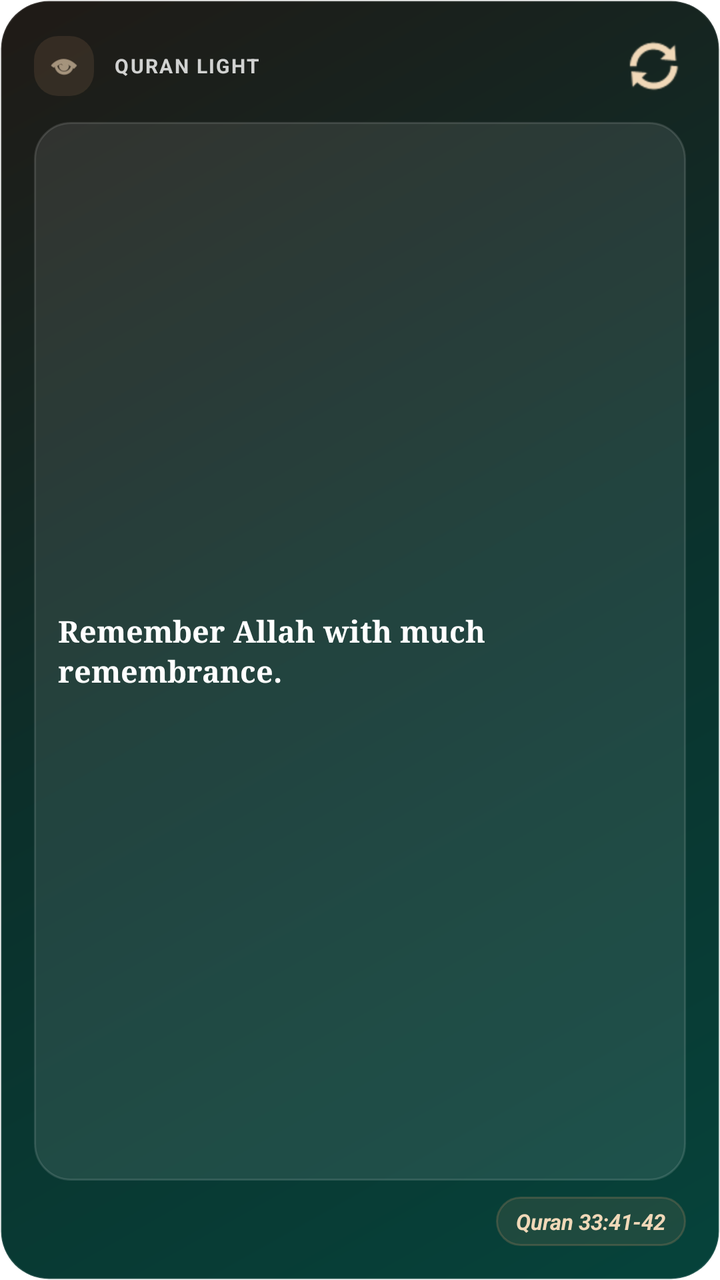
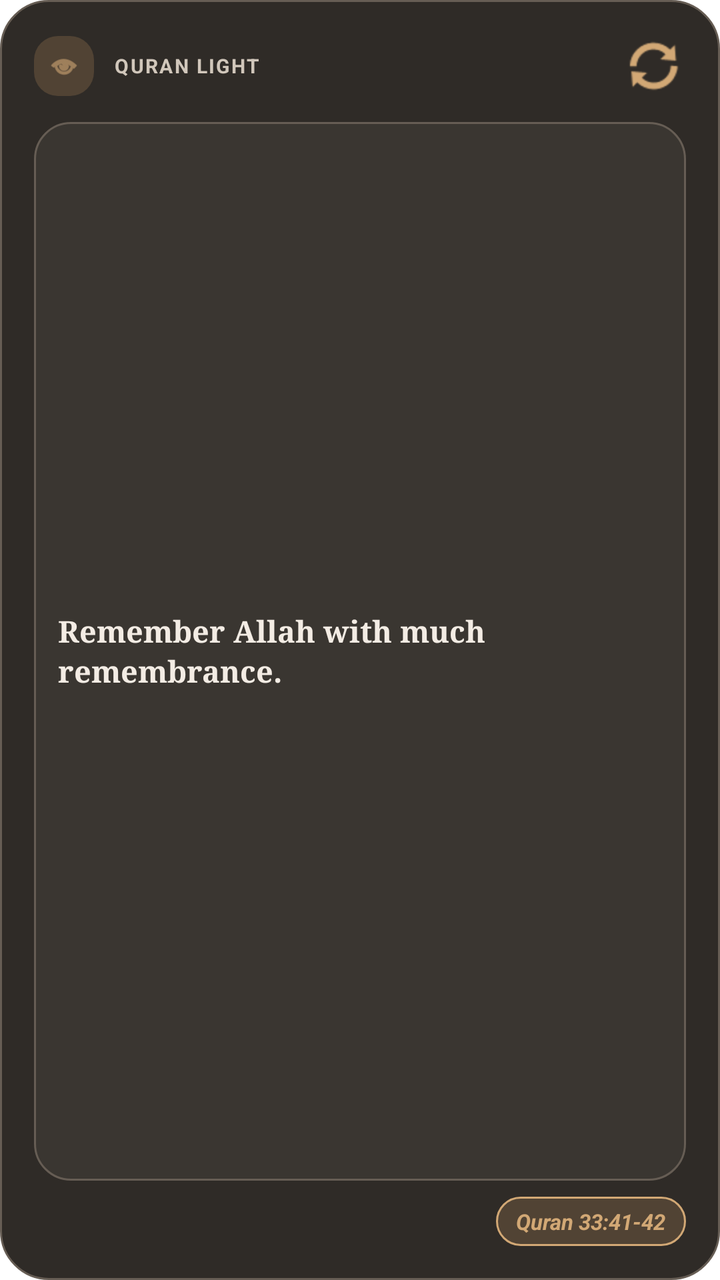

Before-and-after screenshots of an Android layout around one commit, followed by the original layout XML and the change that was made.
<!-- AndroidManifest.xml: fallback theme Theme.MaterialComponents.DayNight.NoActionBar -->
<!-- res/layout/mizan_lock_screen_widget.xml -->
<?xml version="1.0" encoding="utf-8"?>
<LinearLayout xmlns:android="http://schemas.android.com/apk/res/android"
    android:layout_width="match_parent"
    android:layout_height="match_parent"
    android:background="@drawable/widget_card_bg"
    android:gravity="center_vertical"
    android:orientation="vertical"
    android:padding="17dp">

    <LinearLayout
        android:layout_width="match_parent"
        android:layout_height="wrap_content"
        android:gravity="center_vertical"
        android:orientation="horizontal">

        <FrameLayout
            android:layout_width="30dp"
            android:layout_height="30dp"
            android:background="@drawable/widget_icon_bg">

            <ImageView
                android:layout_width="16dp"
                android:layout_height="16dp"
                android:layout_gravity="center"
                android:src="@android:drawable/ic_menu_view"
                android:tint="#FFF0D8B8" />
        </FrameLayout>

        <TextView
            android:id="@+id/widget_label"
            android:layout_width="0dp"
            android:layout_height="wrap_content"
            android:layout_marginStart="10dp"
            android:layout_weight="1"
            android:ellipsize="end"
            android:letterSpacing="0.08"
            android:maxLines="1"
            android:text="QURAN LIGHT"
            android:textColor="#CCFFFFFF"
            android:textSize="10sp"
            android:textStyle="bold" />

        <ImageButton
            android:id="@+id/widget_refresh"
            android:layout_width="32dp"
            android:layout_height="32dp"
            android:background="@android:color/transparent"
            android:contentDescription="Show another reminder"
            android:padding="7dp"
            android:src="@android:drawable/ic_popup_sync"
            android:tint="#FFF0D8B8" />
    </LinearLayout>

    <TextView
        android:id="@+id/widget_text"
        android:layout_width="match_parent"
        android:layout_height="0dp"
        android:layout_marginTop="12dp"
        android:layout_weight="1"
        android:background="@drawable/widget_panel_bg"
        android:ellipsize="end"
        android:fontFamily="serif"
        android:gravity="center_vertical"
        android:lineSpacingMultiplier="1.12"
        android:maxLines="3"
        android:padding="12dp"
        android:text="Remember Allah with much remembrance."
        android:textColor="#FFFFFFFF"
        android:textSize="15sp"
        android:textStyle="bold" />

    <TextView
        android:id="@+id/widget_source"
        android:layout_width="wrap_content"
        android:layout_height="wrap_content"
        android:layout_gravity="end"
        android:layout_marginTop="8dp"
        android:background="@drawable/widget_chip_bg"
        android:ellipsize="end"
        android:maxLines="1"
        android:paddingStart="10dp"
        android:paddingTop="5dp"
        android:paddingEnd="10dp"
        android:paddingBottom="5dp"
        android:text="Quran 33:41-42"
        android:textColor="#FFF0D8B8"
        android:textSize="11sp"
        android:textStyle="bold|italic" />

    <TextView
        android:id="@+id/widget_inline_text"
        android:layout_width="match_parent"
        android:layout_height="wrap_content"
        android:ellipsize="end"
        android:maxLines="1"
        android:text="Remember Allah often"
        android:textColor="#FFFFFFFF"
        android:textSize="13sp"
        android:textStyle="bold"
        android:visibility="gone" />
</LinearLayout>
<!-- resources referenced by this layout -->
<resources>
  <!-- drawable widget_card_bg (drawable) -->
  <?xml version="1.0" encoding="utf-8"?>
  <shape xmlns:android="http://schemas.android.com/apk/res/android">
      <gradient
          android:angle="135"
          android:startColor="#FF06433B"
          android:centerColor="#FF0B302B"
          android:endColor="#FF201A16" />
      <stroke
          android:width="1dp"
          android:color="#22FFFFFF" />
      <corners android:radius="24dp" />
  </shape>
  <!-- drawable widget_chip_bg (drawable) -->
  <?xml version="1.0" encoding="utf-8"?>
  <shape xmlns:android="http://schemas.android.com/apk/res/android">
      <solid android:color="#24B38964" />
      <stroke
          android:width="1dp"
          android:color="#44B38964" />
      <corners android:radius="999dp" />
  </shape>
  <!-- drawable widget_icon_bg (drawable) -->
  <?xml version="1.0" encoding="utf-8"?>
  <shape xmlns:android="http://schemas.android.com/apk/res/android">
      <solid android:color="#26B38964" />
      <corners android:radius="12dp" />
  </shape>
  <!-- drawable widget_panel_bg (drawable) -->
  <?xml version="1.0" encoding="utf-8"?>
  <shape xmlns:android="http://schemas.android.com/apk/res/android">
      <solid android:color="#18FFFFFF" />
      <stroke
          android:width="1dp"
          android:color="#20FFFFFF" />
      <corners android:radius="18dp" />
  </shape>
</resources>

<!-- the commit's change to res/layout/mizan_lock_screen_widget.xml (unified diff, before → after) -->
@@ -23,7 +23,7 @@
                 android:layout_height="16dp"
                 android:layout_gravity="center"
                 android:src="@android:drawable/ic_menu_view"
-                android:tint="#FFF0D8B8" />
+                android:tint="#FFD2A875" />
         </FrameLayout>
 
         <TextView
@@ -36,7 +36,7 @@
             android:letterSpacing="0.08"
             android:maxLines="1"
             android:text="QURAN LIGHT"
-            android:textColor="#CCFFFFFF"
+            android:textColor="#FFD1C7BB"
             android:textSize="10sp"
             android:textStyle="bold" />
 
@@ -48,7 +48,7 @@
             android:contentDescription="Show another reminder"
             android:padding="7dp"
             android:src="@android:drawable/ic_popup_sync"
-            android:tint="#FFF0D8B8" />
+            android:tint="#FFD2A875" />
     </LinearLayout>
 
     <TextView
@@ -65,7 +65,7 @@
         android:maxLines="3"
         android:padding="12dp"
         android:text="Remember Allah with much remembrance."
-        android:textColor="#FFFFFFFF"
+        android:textColor="#FFF3ECE4"
         android:textSize="15sp"
         android:textStyle="bold" />
 
@@ -83,7 +83,7 @@
         android:paddingEnd="10dp"
         android:paddingBottom="5dp"
         android:text="Quran 33:41-42"
-        android:textColor="#FFF0D8B8"
+        android:textColor="#FFD2A875"
         android:textSize="11sp"
         android:textStyle="bold|italic" />
 
@@ -94,7 +94,7 @@
         android:ellipsize="end"
         android:maxLines="1"
         android:text="Remember Allah often"
-        android:textColor="#FFFFFFFF"
+        android:textColor="#FFF3ECE4"
         android:textSize="13sp"
         android:textStyle="bold"
         android:visibility="gone" />
<!-- resource entries referenced after the edit -->
@@ -3,38 +3,34 @@
   <!-- drawable widget_card_bg (drawable) -->
   <?xml version="1.0" encoding="utf-8"?>
   <shape xmlns:android="http://schemas.android.com/apk/res/android">
-      <gradient
-          android:angle="135"
-          android:startColor="#FF06433B"
-          android:centerColor="#FF0B302B"
-          android:endColor="#FF201A16" />
+      <solid android:color="#FF2F2B27" />
       <stroke
           android:width="1dp"
-          android:color="#22FFFFFF" />
+          android:color="#FF665D54" />
       <corners android:radius="24dp" />
   </shape>
   <!-- drawable widget_chip_bg (drawable) -->
   <?xml version="1.0" encoding="utf-8"?>
   <shape xmlns:android="http://schemas.android.com/apk/res/android">
-      <solid android:color="#24B38964" />
+      <solid android:color="#FF514334" />
       <stroke
           android:width="1dp"
-          android:color="#44B38964" />
+          android:color="#FFD2A875" />
       <corners android:radius="999dp" />
   </shape>
   <!-- drawable widget_icon_bg (drawable) -->
   <?xml version="1.0" encoding="utf-8"?>
   <shape xmlns:android="http://schemas.android.com/apk/res/android">
-      <solid android:color="#26B38964" />
+      <solid android:color="#FF514334" />
       <corners android:radius="12dp" />
   </shape>
   <!-- drawable widget_panel_bg (drawable) -->
   <?xml version="1.0" encoding="utf-8"?>
   <shape xmlns:android="http://schemas.android.com/apk/res/android">
-      <solid android:color="#18FFFFFF" />
+      <solid android:color="#FF3A3631" />
       <stroke
           android:width="1dp"
-          android:color="#20FFFFFF" />
+          android:color="#FF665D54" />
       <corners android:radius="18dp" />
   </shape>
 </resources>
